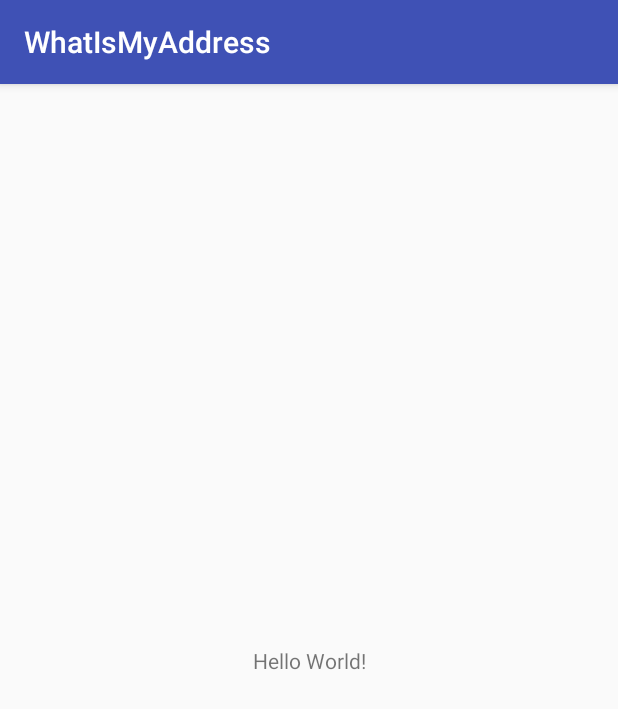
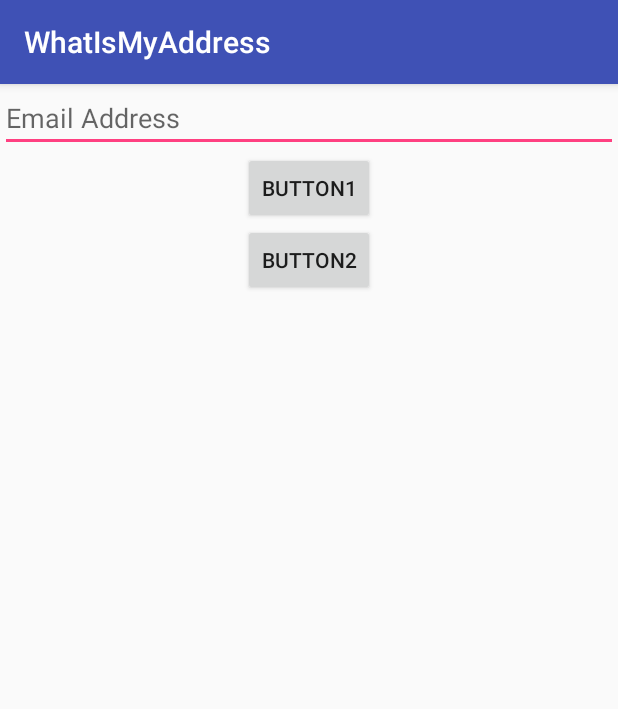
Before and after one commit to Rivera91/Unit03, an Android app: the screen it shows after launch (MainActivity), on a phone screen of 412 x 824 dp. Shown: the top 709 px of the screen. Run offline under Robolectric (Android 15) with nearby library versions, the phone set to English and light mode, and no system bars; 1 statement that could not run was skipped.

Commit message:
part01 commit

```diff
--- a/app/src/main/AndroidManifest.xml
+++ b/app/src/main/AndroidManifest.xml
@@ -16,6 +16,7 @@
                 <category android:name="android.intent.category.LAUNCHER" />
             </intent-filter>
         </activity>
+        <activity android:name=".RecyclerActivity"></activity>
     </application>
 
 </manifest>
--- a/app/src/main/java/nyc/amy_rivera_devoloper/whatismyaddress/MainActivity.java
+++ b/app/src/main/java/nyc/amy_rivera_devoloper/whatismyaddress/MainActivity.java
@@ -1,13 +1,41 @@
 package nyc.amy_rivera_devoloper.whatismyaddress;
 
+import android.content.SharedPreferences;
 import android.support.v7.app.AppCompatActivity;
 import android.os.Bundle;
+import android.view.View;
+import android.widget.Button;
+import android.widget.CheckBox;
+import android.widget.EditText;
 
 public class MainActivity extends AppCompatActivity {
+
+
+    private EditText email;
+    private Button button1;
+    private Button button2;
+    private static final String SHARED_PREFS_KEY = "address_shared_preferences";
+    private SharedPreferences save;
+
 
     @Override
     protected void onCreate(Bundle savedInstanceState) {
         super.onCreate(savedInstanceState);
         setContentView(R.layout.activity_main);
+
+
+        EditText editText = (EditText) findViewById(R.id.editText);
+        Button button1 = (Button) findViewById(R.id.Button01);
+        Button button2 = (Button) findViewById(R.id.Button02);
+
+        save = getApplicationContext().getSharedPreferences(SHARED_PREFS_KEY, Integer.parseInt(editText.toString()));
+
+        button1.setOnClickListener(new View.OnClickListener() {
+            @Override
+            public void onClick(View view) {
+
+            }
+        });
+
     }
 }
--- a/app/src/main/res/layout/activity_main.xml
+++ b/app/src/main/res/layout/activity_main.xml
@@ -1,18 +1,35 @@
 <?xml version="1.0" encoding="utf-8"?>
-<android.support.constraint.ConstraintLayout xmlns:android="http://schemas.android.com/apk/res/android"
+<LinearLayout
+    xmlns:android="http://schemas.android.com/apk/res/android"
     xmlns:app="http://schemas.android.com/apk/res-auto"
     xmlns:tools="http://schemas.android.com/tools"
     android:layout_width="match_parent"
     android:layout_height="match_parent"
+    android:orientation="vertical"
     tools:context="nyc.amy_rivera_devoloper.whatismyaddress.MainActivity">
 
-    <TextView
+
+
+    <EditText
+        android:id="@+id/editText"
+        android:layout_width="match_parent"
+        android:layout_height="wrap_content"
+        android:hint="Email Address" />
+
+    <Button
+        android:id="@+id/Button01"
         android:layout_width="wrap_content"
         android:layout_height="wrap_content"
-        android:text="Hello World!"
-        app:layout_constraintBottom_toBottomOf="parent"
-        app:layout_constraintLeft_toLeftOf="parent"
-        app:layout_constraintRight_toRightOf="parent"
-        app:layout_constraintTop_toTopOf="parent" />
+        android:layout_gravity="center"
+        android:onClick="save"
+        android:text="Button1" />
 
-</android.support.constraint.ConstraintLayout>
+    <Button
+        android:id="@+id/Button02"
+        android:layout_width="wrap_content"
+        android:layout_height="wrap_content"
+        android:text="Button2"
+        android:layout_gravity="center"/>
+
+
+</LinearLayout>
```
Also changed, not shown: app/src/main/java/nyc/amy_rivera_devoloper/whatismyaddress/RecyclerActivity.java (added, +46 -0 lines), app/src/main/res/layout/activity_recycler.xml (added, +9 -0 lines), 1 other file.
